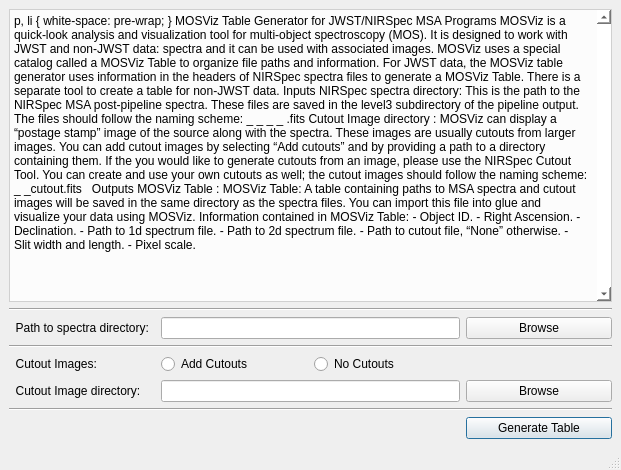
Qt form mosviz/data/ui/table_generator.ui (spacetelescope/mosviz) before a commit.
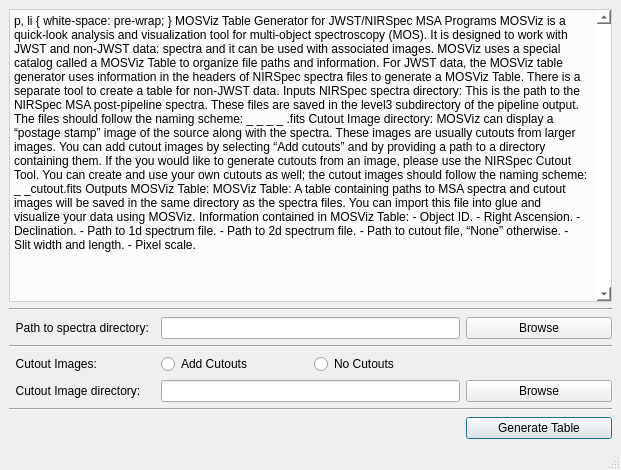
The same form after that commit.

```diff
--- a/mosviz/data/ui/table_generator.ui
+++ b/mosviz/data/ui/table_generator.ui
@@ -52,19 +52,19 @@
 &lt;html&gt;&lt;head&gt;&lt;meta name=&quot;qrichtext&quot; content=&quot;1&quot; /&gt;&lt;style type=&quot;text/css&quot;&gt;
 p, li { white-space: pre-wrap; }
 &lt;/style&gt;&lt;/head&gt;&lt;body style=&quot; font-family:'.SF NS Text'; font-size:13pt; font-weight:400; font-style:normal;&quot;&gt;
-&lt;p align=&quot;center&quot; style=&quot; margin-top:12px; margin-bottom:12px; margin-left:0px; margin-right:0px; -qt-block-indent:0; text-indent:0px;&quot;&gt;&lt;span style=&quot; font-family:'Helvetica,sans-serif'; font-weight:600; text-decoration: underline;&quot;&gt;MOSViz Table Generator for JWST/NIRSpec MSA Programs&lt;/span&gt;  &lt;/p&gt;
-&lt;p style=&quot; margin-top:0px; margin-bottom:0px; margin-left:0px; margin-right:0px; -qt-block-indent:0; text-indent:0px;&quot;&gt;MOSViz is a quick-look analysis and visualization tool for multi-object spectroscopy (MOS). It is designed to work with JWST and non-JWST data: spectra and it can be used with associated images. MOSViz uses a special catalog called a MOSViz Table to organize file paths and information. For JWST data, the MOSViz table generator uses information in the headers of NIRSpec spectra files to generate a MOSViz Table. There is a separate tool to create a table for non-JWST data. &lt;/p&gt;
-&lt;p style=&quot;-qt-paragraph-type:empty; margin-top:0px; margin-bottom:0px; margin-left:0px; margin-right:0px; -qt-block-indent:0; text-indent:0px; font-family:'.SF NS Text,sans-serif';&quot;&gt;&lt;br /&gt;&lt;/p&gt;
-&lt;p style=&quot; margin-top:0px; margin-bottom:0px; margin-left:0px; margin-right:0px; -qt-block-indent:0; text-indent:0px;&quot;&gt;&lt;span style=&quot; font-family:'.SF NS Text,sans-serif'; font-weight:600; text-decoration: underline;&quot;&gt;Inputs&lt;/span&gt;&lt;span style=&quot; font-family:'.SF NS Text,sans-serif'; text-decoration: underline;&quot;&gt; &lt;/span&gt;&lt;/p&gt;
-&lt;p style=&quot; margin-top:0px; margin-bottom:0px; margin-left:0px; margin-right:0px; -qt-block-indent:0; text-indent:0px;&quot;&gt;&lt;span style=&quot; font-family:'.SF NS Text,sans-serif'; font-weight:600;&quot;&gt;NIRSpec spectra directory:&lt;/span&gt;&lt;span style=&quot; font-family:'.SF NS Text,sans-serif';&quot;&gt; &lt;/span&gt;&lt;span style=&quot; font-family:'Calibri,sans-serif';&quot;&gt;This is the path to the NIRSpec MSA post-pipeline spectra. These files are saved in the level3 subdirectory of the pipeline output. The files should follow the naming scheme: &lt;/span&gt;&lt;/p&gt;
-&lt;p align=&quot;center&quot; style=&quot; margin-top:0px; margin-bottom:0px; margin-left:0px; margin-right:0px; -qt-block-indent:0; text-indent:0px;&quot;&gt;&lt;span style=&quot; font-family:'.SF NS Text,sans-serif'; font-style:italic;&quot;&gt;&amp;lt;programName&amp;gt;_&amp;lt;objectName&amp;gt;_&amp;lt;instrument_filter&amp;gt;_ &amp;lt;grating&amp;gt;_&amp;lt;s2d|x1d&amp;gt;.fits &lt;/span&gt;&lt;/p&gt;
-&lt;p align=&quot;center&quot; style=&quot;-qt-paragraph-type:empty; margin-top:0px; margin-bottom:0px; margin-left:0px; margin-right:0px; -qt-block-indent:0; text-indent:0px; font-family:'.SF NS Text,sans-serif'; font-style:italic;&quot;&gt;&lt;br /&gt;&lt;/p&gt;
-&lt;p style=&quot; margin-top:0px; margin-bottom:0px; margin-left:0px; margin-right:0px; -qt-block-indent:0; text-indent:0px;&quot;&gt;&lt;span style=&quot; font-family:'.SF NS Text,sans-serif'; font-weight:600;&quot;&gt;Cutout Image directory&lt;/span&gt;&lt;span style=&quot; font-family:'.SF NS Text,sans-serif';&quot;&gt;: &lt;/span&gt;&lt;span style=&quot; font-family:'Calibri,sans-serif';&quot;&gt;MOSViz can display a “postage stamp” image of the source along with the spectra. These images are usually cutouts from larger images. You can add cutout images by selecting “Add cutouts” and by providing a path to a directory containing them. If the you would like to generate cutouts from an image, please use the NIRSpec Cutout Tool. You can create and use your own cutouts as well; the cutout images should follow the naming scheme: &lt;/span&gt;&lt;/p&gt;
-&lt;p align=&quot;center&quot; style=&quot; margin-top:0px; margin-bottom:0px; margin-left:0px; margin-right:0px; -qt-block-indent:0; text-indent:0px;&quot;&gt;&lt;span style=&quot; font-family:'Times New Roman';&quot;&gt; &lt;/span&gt;&lt;span style=&quot; font-family:'.SF NS Text,sans-serif'; font-style:italic;&quot;&gt;&amp;lt;objectName&amp;gt;_&amp;lt;programName&amp;gt;_cutout.fits &lt;/span&gt;&lt;/p&gt;
-&lt;p style=&quot; margin-top:0px; margin-bottom:0px; margin-left:0px; margin-right:0px; -qt-block-indent:0; text-indent:0px;&quot;&gt;&lt;span style=&quot; font-family:'Times New Roman,serif';&quot;&gt; &lt;/span&gt; &lt;/p&gt;
-&lt;p style=&quot; margin-top:0px; margin-bottom:0px; margin-left:0px; margin-right:0px; -qt-block-indent:0; text-indent:0px;&quot;&gt;&lt;span style=&quot; font-family:'.SF NS Text,sans-serif'; font-weight:600; text-decoration: underline;&quot;&gt;Outputs&lt;/span&gt;&lt;/p&gt;
-&lt;p style=&quot; margin-top:0px; margin-bottom:0px; margin-left:0px; margin-right:0px; -qt-block-indent:0; text-indent:0px;&quot;&gt;&lt;span style=&quot; font-family:'.SF NS Text,sans-serif'; font-weight:600;&quot;&gt;MOSViz Table&lt;/span&gt;&lt;span style=&quot; font-family:'.SF NS Text,sans-serif';&quot;&gt;: &lt;/span&gt;MOSViz Table: A table containing paths to MSA spectra and cutout images will be saved in the same directory as the spectra files. You can import this file into glue and visualize your data using MOSViz. &lt;/p&gt;
-&lt;p style=&quot; margin-top:0px; margin-bottom:0px; margin-left:0px; margin-right:0px; -qt-block-indent:0; text-indent:0px;&quot;&gt;Information contained in MOSViz Table: &lt;/p&gt;
+&lt;p align=&quot;center&quot; style=&quot; margin-top:0px; margin-bottom:0px; margin-left:0px; margin-right:0px; -qt-block-indent:0; text-indent:0px;&quot;&gt;&lt;span style=&quot; font-size:14pt; font-weight:600; text-decoration: underline;&quot;&gt;MOSViz Table Generator for JWST/NIRSpec MSA Programs&lt;/span&gt;&lt;/p&gt;
+&lt;p style=&quot;-qt-paragraph-type:empty; margin-top:0px; margin-bottom:0px; margin-left:0px; margin-right:0px; -qt-block-indent:0; text-indent:0px;&quot;&gt;&lt;br /&gt;&lt;/p&gt;
+&lt;p style=&quot; margin-top:0px; margin-bottom:0px; margin-left:0px; margin-right:0px; -qt-block-indent:0; text-indent:0px;&quot;&gt;MOSViz is a quick-look analysis and visualization tool for multi-object spectroscopy (MOS). It is designed to work with JWST and non-JWST data: spectra and it can be used with associated images. MOSViz uses a special catalog called a MOSViz Table to organize file paths and information. For JWST data, the MOSViz table generator uses information in the headers of NIRSpec spectra files to generate a MOSViz Table. There is a separate tool to create a table for non-JWST data.&lt;/p&gt;
+&lt;p style=&quot;-qt-paragraph-type:empty; margin-top:0px; margin-bottom:0px; margin-left:0px; margin-right:0px; -qt-block-indent:0; text-indent:0px;&quot;&gt;&lt;br /&gt;&lt;/p&gt;
+&lt;p style=&quot; margin-top:0px; margin-bottom:0px; margin-left:0px; margin-right:0px; -qt-block-indent:0; text-indent:0px;&quot;&gt;&lt;span style=&quot; font-weight:600;&quot;&gt;Inputs&lt;/span&gt;&lt;/p&gt;
+&lt;p style=&quot; margin-top:0px; margin-bottom:0px; margin-left:0px; margin-right:0px; -qt-block-indent:0; text-indent:0px;&quot;&gt;&lt;span style=&quot; font-weight:600;&quot;&gt;NIRSpec spectra directory: &lt;/span&gt;This is the path to the NIRSpec MSA post-pipeline spectra. These files are saved in the level3 subdirectory of the pipeline output. The files should follow the naming scheme:&lt;/p&gt;
+&lt;p align=&quot;center&quot; style=&quot; margin-top:0px; margin-bottom:0px; margin-left:0px; margin-right:0px; -qt-block-indent:0; text-indent:0px;&quot;&gt;&lt;span style=&quot; font-style:italic;&quot;&gt;&amp;lt;programName&amp;gt;_&amp;lt;objectName&amp;gt;_&amp;lt;instrument_filter&amp;gt;_ &amp;lt;grating&amp;gt;_&amp;lt;s2d|x1d&amp;gt;.fits&lt;/span&gt;&lt;/p&gt;
+&lt;p style=&quot;-qt-paragraph-type:empty; margin-top:0px; margin-bottom:0px; margin-left:0px; margin-right:0px; -qt-block-indent:0; text-indent:0px;&quot;&gt;&lt;br /&gt;&lt;/p&gt;
+&lt;p style=&quot; margin-top:0px; margin-bottom:0px; margin-left:0px; margin-right:0px; -qt-block-indent:0; text-indent:0px;&quot;&gt;&lt;span style=&quot; font-weight:600;&quot;&gt;Cutout Image directory: &lt;/span&gt;MOSViz can display a “postage stamp” image of the source along with the spectra. These images are usually cutouts from larger images. You can add cutout images by selecting “Add cutouts” and by providing a path to a directory containing them. If the you would like to generate cutouts from an image, please use the NIRSpec Cutout Tool. You can create and use your own cutouts as well; the cutout images should follow the naming scheme:&lt;/p&gt;
+&lt;p align=&quot;center&quot; style=&quot; margin-top:0px; margin-bottom:0px; margin-left:0px; margin-right:0px; -qt-block-indent:0; text-indent:0px;&quot;&gt;&lt;span style=&quot; font-style:italic;&quot;&gt;&amp;lt;objectName&amp;gt;_&amp;lt;programName&amp;gt;_cutout.fits&lt;/span&gt;&lt;/p&gt;
+&lt;p style=&quot;-qt-paragraph-type:empty; margin-top:0px; margin-bottom:0px; margin-left:0px; margin-right:0px; -qt-block-indent:0; text-indent:0px;&quot;&gt;&lt;br /&gt;&lt;/p&gt;
+&lt;p style=&quot; margin-top:0px; margin-bottom:0px; margin-left:0px; margin-right:0px; -qt-block-indent:0; text-indent:0px;&quot;&gt;&lt;span style=&quot; font-weight:600;&quot;&gt;Outputs&lt;/span&gt;&lt;/p&gt;
+&lt;p style=&quot; margin-top:0px; margin-bottom:0px; margin-left:0px; margin-right:0px; -qt-block-indent:0; text-indent:0px;&quot;&gt;&lt;span style=&quot; font-weight:600;&quot;&gt;MOSViz Table: &lt;/span&gt;MOSViz Table: A table containing paths to MSA spectra and cutout images will be saved in the same directory as the spectra files. You can import this file into glue and visualize your data using MOSViz. Information contained in MOSViz Table:&lt;/p&gt;
 &lt;p style=&quot; margin-top:0px; margin-bottom:0px; margin-left:0px; margin-right:0px; -qt-block-indent:0; text-indent:0px;&quot;&gt;- Object ID. &lt;/p&gt;
 &lt;p style=&quot; margin-top:0px; margin-bottom:0px; margin-left:0px; margin-right:0px; -qt-block-indent:0; text-indent:0px;&quot;&gt;- Right Ascension. &lt;/p&gt;
 &lt;p style=&quot; margin-top:0px; margin-bottom:0px; margin-left:0px; margin-right:0px; -qt-block-indent:0; text-indent:0px;&quot;&gt;- Declination. &lt;/p&gt;
@@ -72,8 +72,7 @@
 &lt;p style=&quot; margin-top:0px; margin-bottom:0px; margin-left:0px; margin-right:0px; -qt-block-indent:0; text-indent:0px;&quot;&gt;- Path to 2d spectrum file. &lt;/p&gt;
 &lt;p style=&quot; margin-top:0px; margin-bottom:0px; margin-left:0px; margin-right:0px; -qt-block-indent:0; text-indent:0px;&quot;&gt;- Path to cutout file, “None” otherwise. &lt;/p&gt;
 &lt;p style=&quot; margin-top:0px; margin-bottom:0px; margin-left:0px; margin-right:0px; -qt-block-indent:0; text-indent:0px;&quot;&gt;- Slit width and length. &lt;/p&gt;
-&lt;p style=&quot; margin-top:0px; margin-bottom:0px; margin-left:0px; margin-right:0px; -qt-block-indent:0; text-indent:0px;&quot;&gt;- Pixel scale. &lt;/p&gt;
-&lt;p style=&quot;-qt-paragraph-type:empty; margin-top:0px; margin-bottom:0px; margin-left:0px; margin-right:0px; -qt-block-indent:0; text-indent:0px;&quot;&gt;&lt;br /&gt;&lt;/p&gt;
+&lt;p style=&quot; margin-top:0px; margin-bottom:0px; margin-left:0px; margin-right:0px; -qt-block-indent:0; text-indent:0px;&quot;&gt;- Pixel scale.&lt;/p&gt;
 &lt;p style=&quot;-qt-paragraph-type:empty; margin-top:0px; margin-bottom:0px; margin-left:0px; margin-right:0px; -qt-block-indent:0; text-indent:0px;&quot;&gt;&lt;br /&gt;&lt;/p&gt;&lt;/body&gt;&lt;/html&gt;</string>
       </property>
      </widget>
```
